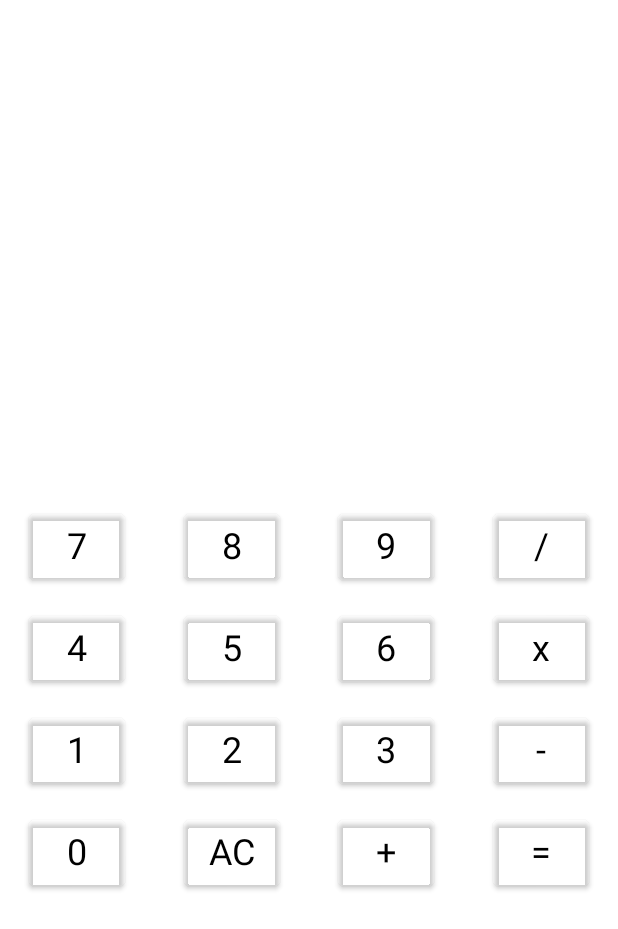
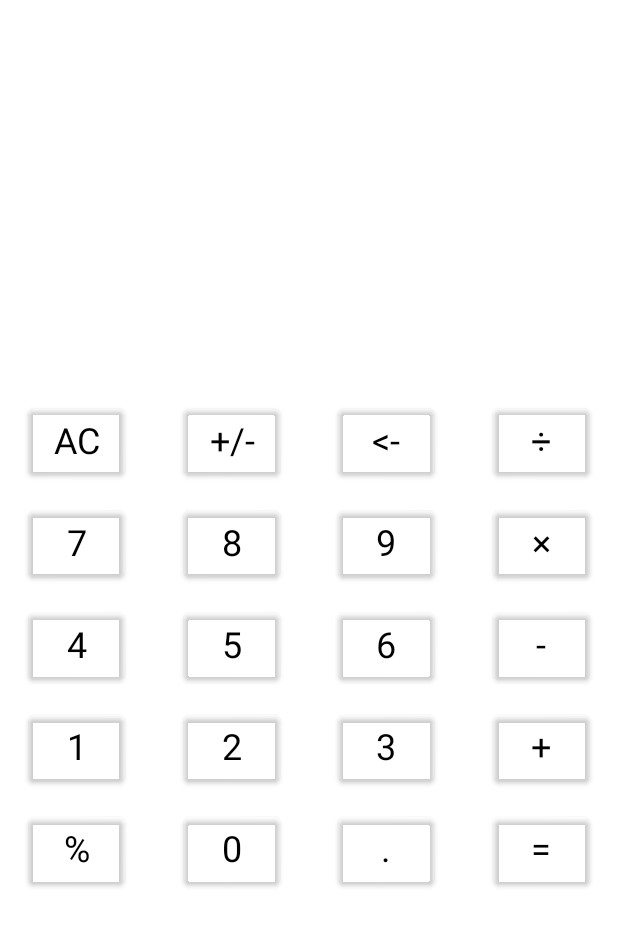
Before and after one commit to EuNemna/Calculator2, an Android app built with Jetpack Compose: the screen it shows after launch (MainActivity), on a phone screen of 412 x 824 dp. Shown: the top 929 px of the screen. Run offline under Robolectric (Android 15) with nearby library versions, the phone set to English and light mode, and no system bars.

Commit message:
more functions added

```diff
--- a/app/src/main/java/com/example/calculatorv2/MainActivity.kt
+++ b/app/src/main/java/com/example/calculatorv2/MainActivity.kt
@@ -44,47 +44,99 @@ fun TextInput() {
 }
 
 @Composable
-fun NameList(names: List<String>, modifier: Modifier = Modifier) {
-    LazyColumn(modifier = modifier) {
-        items(items = names) { name ->
-            Greeting(name = name)
+fun Greeting(name: String) {
+    Text(text = name,
+        modifier = Modifier
+            .padding(15.dp)
+            .background(color = Color.Transparent),
+        style = MaterialTheme.typography.h3,
+    )
+}
+
+//@Composable
+//fun NameList(name: String, modifier: Modifier = Modifier) {
+//    LazyColumn(modifier = modifier) {
+//        Greeting(name)
+//    }
+//}
+
+fun equation(equation: String): String {
+    val replacedValue = equation.replace("×", "*").replace("÷", "/")
+    val arr = replacedValue.split("(?<=[*+/\\-])|(?=[*+/\\-])".toRegex())
+
+    var num1: Double = 0.0
+    var num2: Double = 0.0
+    var answer = 0.0
+
+    if (arr.size >= 3) {
+        if (arr[1] == "-" && arr[0] == "") {
+            num1 = -arr[2].toDouble()
+            num2 = arr[4].toDouble()
+
+            when {
+                arr[3] == "+" -> {
+                    answer = num1 + num2
+                }
+                arr[3] == "-" -> {
+                    answer = num1 - num2
+                }
+                arr[3] == "/" -> {
+                    answer = num1 / num2
+                }
+                arr[3] == "*" -> {
+                    answer = num1 * num2
+                }
+            }
+        } else {
+            num1 = arr[0].toDouble()
+            num2 = arr[2].toDouble()
+
+            when {
+                arr[1] == "+" -> {
+                    answer = num1 + num2
+                }
+                arr[1] == "-" -> {
+                    answer = num1 - num2
+                }
+                arr[1] == "/" -> {
+                    answer = num1 / num2
+                }
+                arr[1] == "*" -> {
+                    answer = num1 * num2
+                }
+            }
         }
+        return answer.toString().replace(".0", "")
+    } else {
+        return equation
     }
 }
 
-fun Equation(equation: String): String {
-    val arr = equation.split("(?<=[*+/\\-])|(?=[*+/\\-])".toRegex())
+fun delete(equation: String):String {
+    if (equation != "") {
+        return equation.dropLast(1)
+    }
 
-    val num1: Double = arr[0].toDouble()
-    val num2: Double = arr[2].toDouble()
-    var answer = 0.0
-    when {
-        arr[1].equals("+") -> {
-            answer = num1 + num2
-        }
-        arr[1].equals("-") -> {
-            answer = num1 - num2
-        }
-        arr[1].equals("/") -> {
-            answer = num1 / num2
-        }
-        arr[1].equals("*") -> {
-            answer = num1 * num2
-        }
+    return equation
+}
+
+fun checkIfNegative(equation: String): String {
+    if (equation[0] == '-') {
+        return equation.removeRange(0, 1)
+    } else {
+        return "-$equation"
     }
-    return answer.toString().replace(".0", "")
 }
 
 @Composable
 fun MyScreenContent() {
     var count by rememberSaveable { mutableStateOf("") }
-    val text = listOf(count)
 
     Column (
         modifier = Modifier
             .fillMaxWidth()
     ) {
-        NameList(names = text)
+        Greeting(count)
         TextInput()
         Counter(count = count,onCountChange = { count = it })
     }
@@ -96,10 +148,47 @@ fun Counter(count: String, onCountChange: (String) -> Unit) {
         modifier = Modifier
             .fillMaxWidth()
             .background(color = Color.Transparent)
-            .padding(top = 180.dp),
+            .padding(top = 110.dp),
         horizontalAlignment = Alignment.End,
         verticalArrangement = Arrangement.Bottom,
     ) {
+        Row(
+            modifier = Modifier.fillMaxWidth(),
+            horizontalArrangement = Arrangement.SpaceAround
+        ) {
+            Button(onClick = { onCountChange("") },
+                colors = ButtonDefaults.buttonColors(Color.Transparent),
+                modifier = Modifier
+                    .clip(shape = RoundedCornerShape(10.dp))
+                    .padding(10.dp),
+            ) {
+                Text("AC", style = MaterialTheme.typography.h5)
+            }
+            Button(onClick = { onCountChange(checkIfNegative(count)) },
+                colors = ButtonDefaults.buttonColors(Color.Transparent),
+                modifier = Modifier
+                    .clip(shape = RoundedCornerShape(10.dp))
+                    .padding(10.dp),
+            ) {
+                Text("+/-", style = MaterialTheme.typography.h5)
+            }
+            Button(onClick = { onCountChange(delete(count)) },
+                colors = ButtonDefaults.buttonColors(Color.Transparent),
+                modifier = Modifier
+                    .clip(shape = RoundedCornerShape(10.dp))
+                    .padding(10.dp),
+            ) {
+                Text("<-", style = MaterialTheme.typography.h5)
+            }
+            Button(onClick = { onCountChange("$count÷") },
+                colors = ButtonDefaults.buttonColors(Color.Transparent),
+                modifier = Modifier
+                    .clip(shape = RoundedCornerShape(10.dp))
+                    .padding(10.dp),
+            ) {
+                Text("÷", style = MaterialTheme.typography.h5)
+            }
+        }
         Row(
             modifier = Modifier.fillMaxWidth(),
             horizontalArrangement = Arrangement.SpaceAround
@@ -128,13 +217,13 @@ fun Counter(count: String, onCountChange: (String) -> Unit) {
             ) {
                 Text("9", style = MaterialTheme.typography.h5)
             }
-            Button(onClick = { onCountChange("$count/") },
+            Button(onClick = { onCountChange("$count×") },
                 colors = ButtonDefaults.buttonColors(Color.Transparent),
                 modifier = Modifier
                     .clip(shape = RoundedCornerShape(10.dp))
                     .padding(10.dp),
             ) {
-                Text("/", style = MaterialTheme.typography.h5)
+                Text("×", style = MaterialTheme.typography.h5)
             }
         }
         Row(
@@ -165,13 +254,13 @@ fun Counter(count: String, onCountChange: (String) -> Unit) {
             ) {
                 Text("6", style = MaterialTheme.typography.h5)
             }
-            Button(onClick = { onCountChange("$count*") },
+            Button(onClick = { onCountChange("$count-") },
                 colors = ButtonDefaults.buttonColors(Color.Transparent),
                 modifier = Modifier
                     .clip(shape = RoundedCornerShape(10.dp))
                     .padding(10.dp),
             ) {
-                Text("x", style = MaterialTheme.typography.h5)
+                Text("-", style = MaterialTheme.typography.h5)
             }
         }
         Row(
@@ -202,19 +291,27 @@ fun Counter(count: String, onCountChange: (String) -> Unit) {
             ) {
                 Text("3", style = MaterialTheme.typography.h5)
             }
-            Button(onClick = { onCountChange("$count-") },
+            Button(onClick = { onCountChange("$count+") },
                 colors = ButtonDefaults.buttonColors(Color.Transparent),
                 modifier = Modifier
                     .clip(shape = RoundedCornerShape(10.dp))
                     .padding(10.dp),
             ) {
-                Text("-", style = MaterialTheme.typography.h5)
+                Text("+", style = MaterialTheme.typography.h5)
             }
         }
         Row(
             modifier = Modifier.fillMaxWidth(),
             horizontalArrangement = Arrangement.SpaceAround
         ) {
+            Button(onClick = { onCountChange("0.$count") },
+                colors = ButtonDefaults.buttonColors(Color.Transparent),
+                modifier = Modifier
+                    .clip(shape = RoundedCornerShape(10.dp))
+                    .padding(10.dp),
+            ) {
+                Text("%", style = MaterialTheme.typography.h5)
+            }
             Button(onClick = { onCountChange(count + "0") },
                 colors = ButtonDefaults.buttonColors(Color.Transparent),
                 modifier = Modifier
@@ -223,23 +320,15 @@ fun Counter(count: String, onCountChange: (String) -> Unit) {
             ) {
                 Text("0", style = MaterialTheme.typography.h5)
             }
-            Button(onClick = { onCountChange("0") },
+            Button(onClick = { onCountChange("$count.") },
                 colors = ButtonDefaults.buttonColors(Color.Transparent),
                 modifier = Modifier
                     .clip(shape = RoundedCornerShape(10.dp))
                     .padding(10.dp),
             ) {
-                Text("AC", style = MaterialTheme.typography.h5)
+                Text(".", style = MaterialTheme.typography.h5)
             }
-            Button(onClick = { onCountChange("$count+") },
-                colors = ButtonDefaults.buttonColors(Color.Transparent),
-                modifier = Modifier
-                    .clip(shape = RoundedCornerShape(10.dp))
-                    .padding(10.dp),
-            ) {
-                Text("+", style = MaterialTheme.typography.h5)
-            }
-            Button(onClick = { onCountChange(Equation(count)) },
+            Button(onClick = { onCountChange(equation(count)) },
                 colors = ButtonDefaults.buttonColors(Color.Transparent),
                 modifier = Modifier
                     .clip(shape = RoundedCornerShape(10.dp))
@@ -260,16 +349,6 @@ fun MyApp(content: @Composable () -> Unit) {
     }
 }
 
-@Composable
-fun Greeting(name: String) {
-    Text(text = name,
-        modifier = Modifier
-            .padding(15.dp)
-            .background(color = Color.Transparent),
-        style = MaterialTheme.typography.h3,
-    )
-}
-
 @Preview("Preview test")
 @Composable
 fun DefaultPreview() {
```
